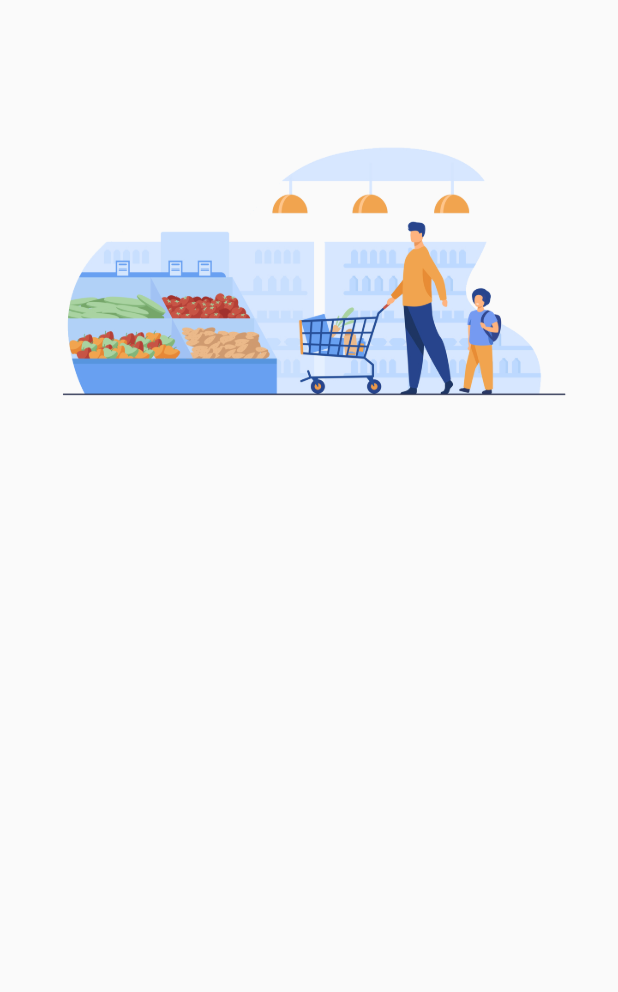
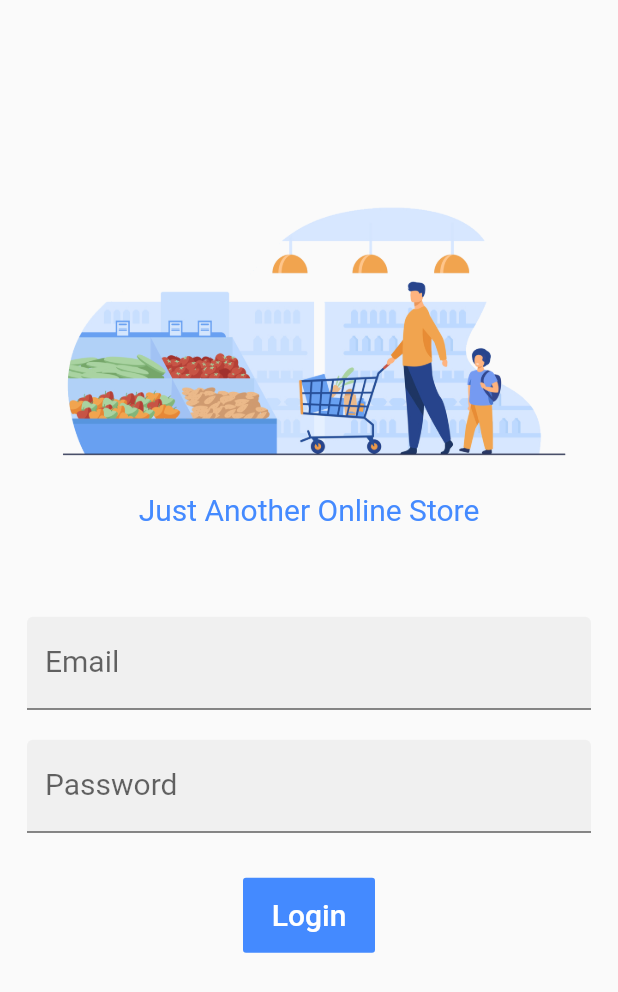
Before and after one commit to sayeemabdullah/The-Ant-Store-Flutter, a Flutter app: the screen it shows after launch, on a phone screen of 412 x 824 dp. Shown: the top 992 px of the screen. Run offline on Flutter 3.47's test engine with Material 2 defaults, Android fonts, the phone set to English and light mode, and no system bars.

Commit message:
Updated Login Page

```diff
--- a/lib/main.dart
+++ b/lib/main.dart
@@ -28,8 +28,40 @@ class _LoginPageState extends State<LoginPage> {
           children: <Widget>[
             Column(
               children: <Widget>[
-                SizedBox(height: 80,),
+                SizedBox(height: 120,),
                 Image.asset('assets/logo_transparent.png'),
+                SizedBox(height: 5,),
+                Text('Just Another Online Store',style: TextStyle(fontSize: 20,color: Colors.blueAccent),)
+              ],
+            ),
+            SizedBox(height: 60.0,),
+            TextField(
+              decoration: InputDecoration(
+                labelText: "Email",
+                labelStyle: TextStyle(fontSize: 20),
+                filled: true,
+              ),
+            ),
+            SizedBox(height: 20.0,),
+            TextField(
+              obscureText: true,
+              decoration: InputDecoration(
+                labelText: "Password",
+                labelStyle: TextStyle(fontSize: 20),
+                filled: true,
+              ),
+            ),
+            SizedBox(height: 30.0,),
+            Column(
+              children: <Widget>[
+                ButtonTheme(
+                  height: 50,
+                  disabledColor: Colors.blueAccent,
+                  child: RaisedButton(
+                    onPressed: null,
+                    child: Text('Login',style: TextStyle(fontSize: 20,color: Colors.white),),
+                  ),
+                )
               ],
             ),
           ],
```
